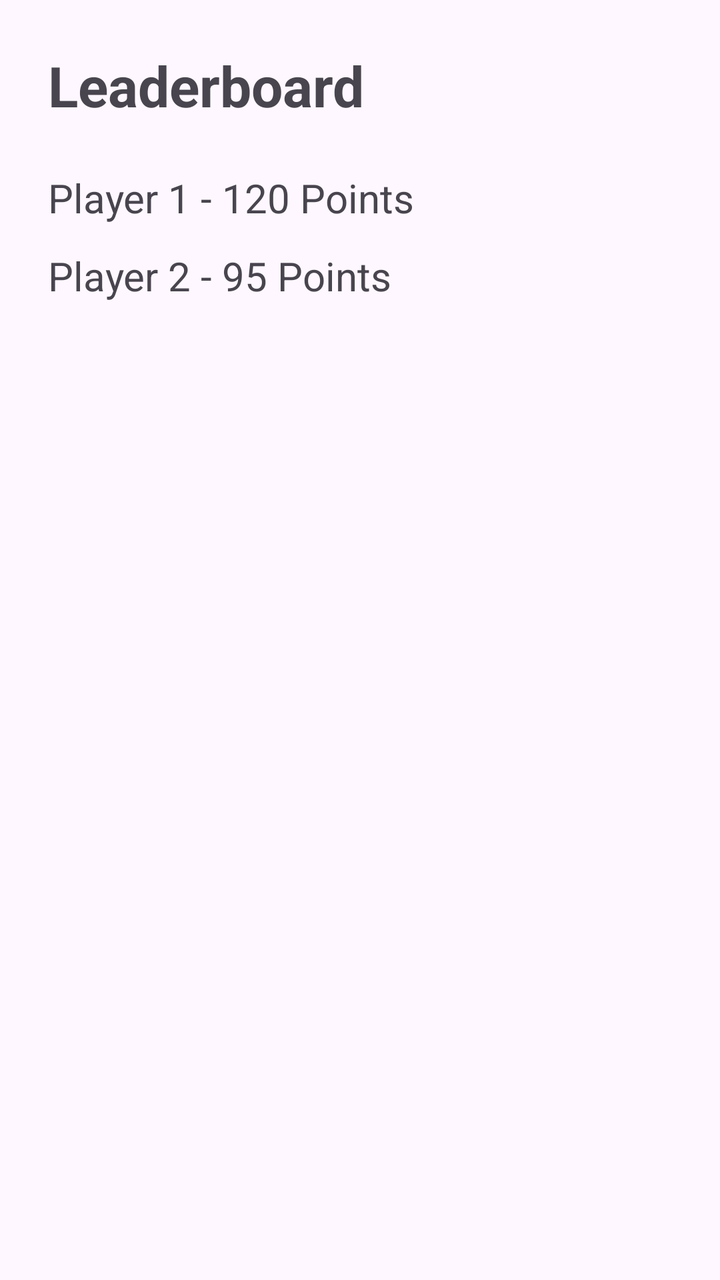
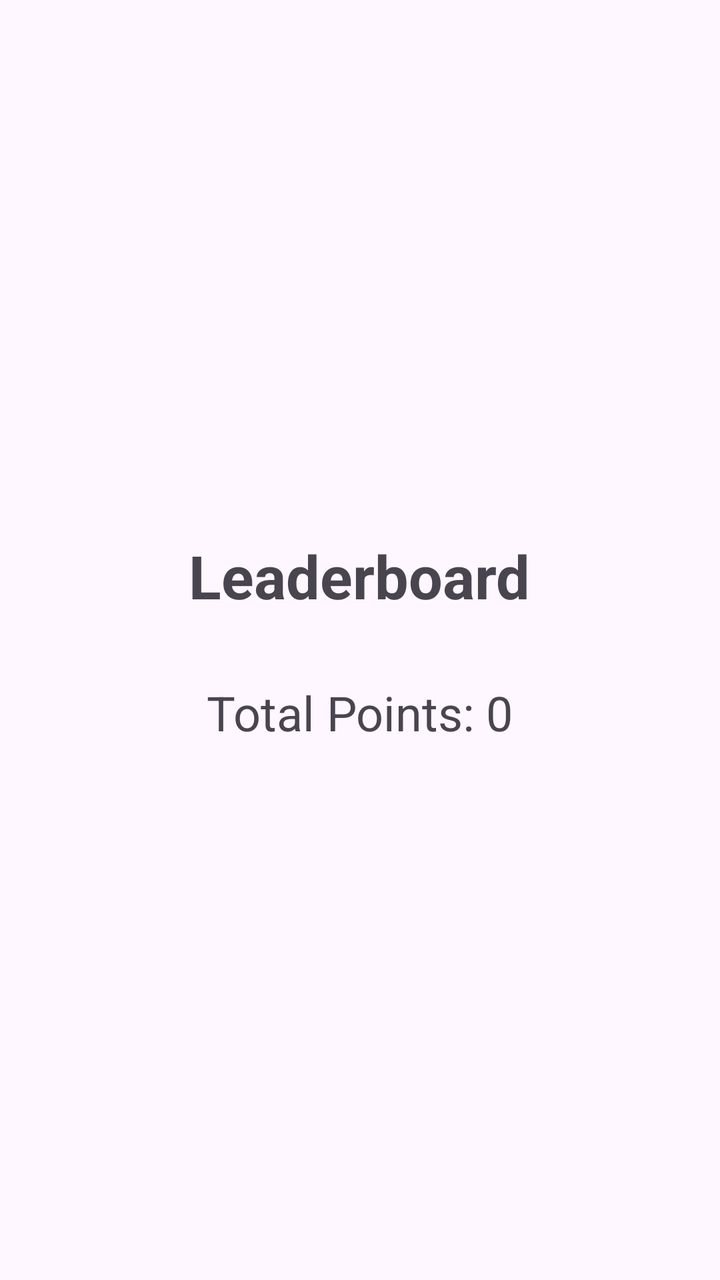

An Android layout rendered at two revisions. The XML below is the earlier revision; the diff shows what the commit changed to produce the second picture.
<!-- AndroidManifest.xml: application theme Theme.FlashQuest -->
<!-- res/layout/activity_leaderboard.xml -->
<?xml version="1.0" encoding="utf-8"?>
<LinearLayout
    xmlns:android="http://schemas.android.com/apk/res/android"
    android:layout_width="match_parent"
    android:layout_height="match_parent"
    android:orientation="vertical"
    android:padding="24dp">

    <TextView
        android:layout_width="wrap_content"
        android:layout_height="wrap_content"
        android:text="Leaderboard"
        android:textSize="28sp"
        android:textStyle="bold"
        android:layout_marginBottom="24dp"/>

    <TextView
        android:layout_width="wrap_content"
        android:layout_height="wrap_content"
        android:text="Player 1 - 120 Points"
        android:textSize="20sp"
        android:layout_marginBottom="12dp"/>

    <TextView
        android:layout_width="wrap_content"
        android:layout_height="wrap_content"
        android:text="Player 2 - 95 Points"
        android:textSize="20sp"/>

</LinearLayout>
<!-- resources referenced by this layout -->
<resources>
  <style name="Theme.FlashQuest" parent="Base.Theme.FlashQuest" />
  <style name="Base.Theme.FlashQuest" parent="Theme.Material3.DayNight.NoActionBar">
          
          
      </style>
</resources>

<!-- the commit's change to res/layout/activity_leaderboard.xml (unified diff, before → after) -->
@@ -3,6 +3,7 @@
     xmlns:android="http://schemas.android.com/apk/res/android"
     android:layout_width="match_parent"
     android:layout_height="match_parent"
+    android:gravity="center"
     android:orientation="vertical"
     android:padding="24dp">
 
@@ -10,21 +11,15 @@
         android:layout_width="wrap_content"
         android:layout_height="wrap_content"
         android:text="Leaderboard"
-        android:textSize="28sp"
+        android:textSize="30sp"
         android:textStyle="bold"
-        android:layout_marginBottom="24dp"/>
+        android:layout_marginBottom="32dp"/>
 
     <TextView
+        android:id="@+id/txtTotalPoints"
         android:layout_width="wrap_content"
         android:layout_height="wrap_content"
-        android:text="Player 1 - 120 Points"
-        android:textSize="20sp"
-        android:layout_marginBottom="12dp"/>
-
-    <TextView
-        android:layout_width="wrap_content"
-        android:layout_height="wrap_content"
-        android:text="Player 2 - 95 Points"
-        android:textSize="20sp"/>
+        android:text="Total Points: 0"
+        android:textSize="24sp"/>
 
 </LinearLayout>
